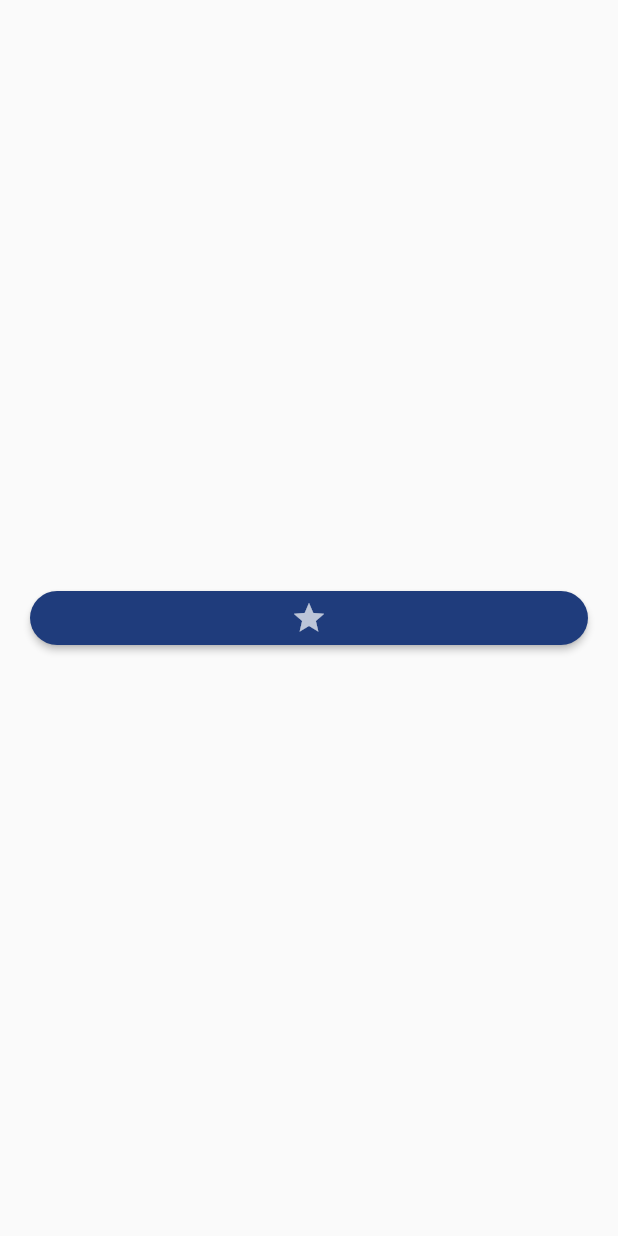
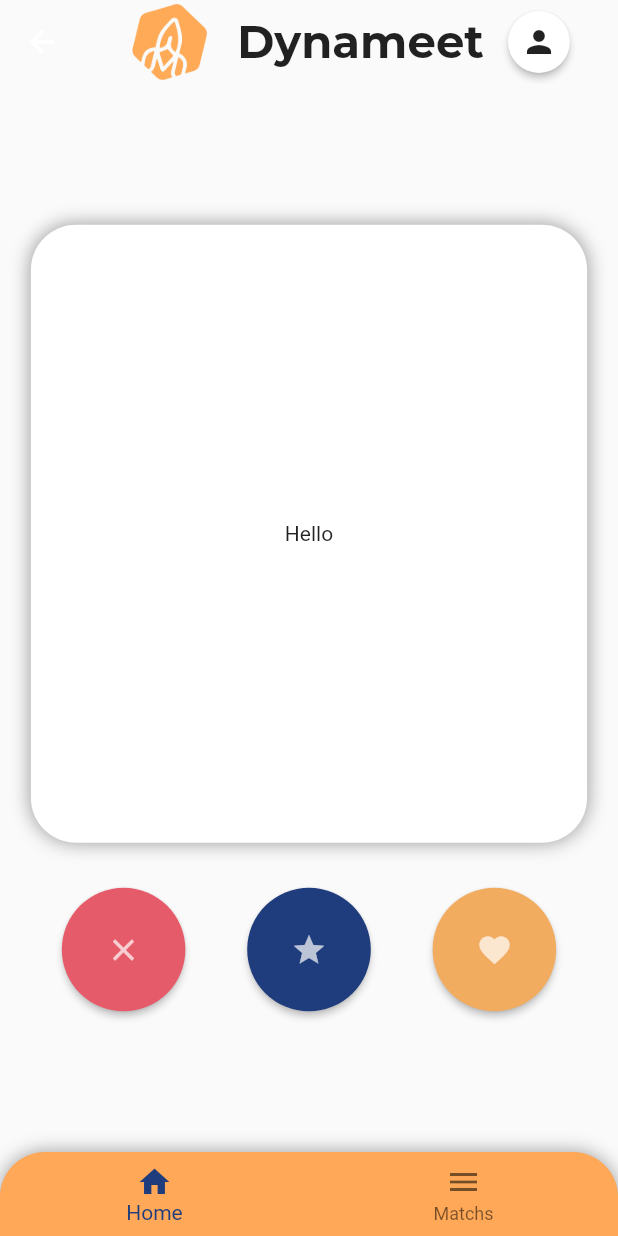
Before and after one commit to GuillianV/Dynameet, a Flutter app: the SwipePage screen opened directly, on a phone screen of 412 x 824 dp. Run offline on Flutter 3.47's test engine with Material 2 defaults, Android fonts, the phone set to English and light mode, and no system bars; our stand-ins replace flutter_dotenv, google_fonts.

Commit message:
add swipe

```diff
--- a/lib/main.dart
+++ b/lib/main.dart
@@ -1,4 +1,5 @@
 import 'package:dynameet/views/landing.dart';
+import 'package:dynameet/views/swipe.dart';
 import 'package:flutter/material.dart';
 import 'package:flutter_dotenv/flutter_dotenv.dart';
 Future main() async {
@@ -17,7 +18,7 @@ class MyApp extends StatelessWidget {
       theme: ThemeData(
         primarySwatch: Colors.blue,
       ),
-      home: const Landing(title: 'Dynameet'),
+      home: const SwipePage(),
       debugShowCheckedModeBanner: false,
     );
   }
--- a/lib/views/swipe.dart
+++ b/lib/views/swipe.dart
@@ -1,28 +1,148 @@
 import 'package:dynameet/widgets/button.dart';
 import 'package:dynameet/widgets/button_icon.dart';
 import 'package:flutter/material.dart';
+
+import '../widgets/components.dart';
+
 class SwipePage extends StatefulWidget {
-  const SwipePage({Key? key,}) : super(key: key);
+  const SwipePage({
+    Key? key,
+  }) : super(key: key);
 
   @override
   State<SwipePage> createState() => _SwipePageState();
 }
 
 class _SwipePageState extends State<SwipePage> {
+  int _currentIndex = 0;
+
+  void onTabTapped(int index) {
+    setState(() {
+      _currentIndex = index;
+    });
+  }
+
   @override
   Widget build(BuildContext context) {
+    double _height = MediaQuery.of(context).size.height;
+    double _width = MediaQuery.of(context).size.width;
+
     return Scaffold(
-
+        appBar: AppBar(
+          backgroundColor: Colors.transparent,
+          elevation: 0,
+          title: Row(
+            children: [
+              Row(
+                children: [
+                  const Padding(
+                      padding: EdgeInsets.only(right: 20),
+                      child: SizedBox(
+                        width: 50,
+                        child: Image(
+                            image: AssetImage("assets/images/logo_crop.png")),
+                      )),
+                  AppBarText(text: "Dynameet"),
+                ],
+              ),
+              ButtonIcon(
+                pressed: () {},
+                icon: const Icon(Icons.person, color: Colors.black87),
+                width: _height * 0.05,
+                height: _height * 0.05,
+                padding: EdgeInsets.zero,
+                color: const Color(0xffffffff),
+              ),
+            ],
+            crossAxisAlignment: CrossAxisAlignment.center,
+            mainAxisAlignment: MainAxisAlignment.spaceEvenly,
+          ),
+        ),
         body: Center(
           child: Column(
             mainAxisAlignment: MainAxisAlignment.center,
-            children:  <Widget>[
-              ButtonIcon(pressed: (){
-
-
-              }, icon: const Icon(Icons.star,color: Colors.white70), color: const Color(0xff1F3C7C))
+            children: <Widget>[
+              Padding(
+                  padding: EdgeInsets.only(bottom: 30),
+                  child: Container(
+                      width: _width * 0.9,
+                      height: _height * 0.5,
+                      decoration: const BoxDecoration(
+                        color: Colors.white,
+                        borderRadius: BorderRadius.all(Radius.circular(30)),
+                        boxShadow: [
+                          BoxShadow(
+                              color: Colors.black38,
+                              spreadRadius: 0,
+                              blurRadius: 10),
+                        ],
+                      ),
+                      child: Center(
+                        child: Text("Hello"),
+                      ))),
+              Center(
+                child: Row(
+                  children: [
+                    ButtonIcon(
+                        pressed: () {},
+                        icon: const Icon(Icons.close, color: Colors.white70),
+                        width: _height * 0.1,
+                        height: _height * 0.1,
+                        padding: EdgeInsets.zero,
+                        color: const Color(0xffE65B6A)),
+                    ButtonIcon(
+                        pressed: () {},
+                        icon: const Icon(Icons.star, color: Colors.white70),
+                        width: _height * 0.1,
+                        height: _height * 0.1,
+                        padding: EdgeInsets.zero,
+                        color: const Color(0xff1F3C7C)),
+                    ButtonIcon(
+                        pressed: () {},
+                        icon: const Icon(Icons.favorite, color: Colors.white70),
+                        width: _height * 0.1,
+                        height: _height * 0.1,
+                        padding: EdgeInsets.zero,
+                        color: const Color(0xffF1AC60))
+                  ],
+                  crossAxisAlignment: CrossAxisAlignment.center,
+                  mainAxisAlignment: MainAxisAlignment.spaceEvenly,
+                ),
+              )
             ],
           ),
-        ));
+        ),
+        bottomNavigationBar: Container(
+            decoration: const BoxDecoration(
+              borderRadius: BorderRadius.only(
+                  topRight: Radius.circular(30), topLeft: Radius.circular(30)),
+              boxShadow: [
+                BoxShadow(
+                    color: Colors.black38, spreadRadius: 0, blurRadius: 10),
+              ],
+            ),
+            child: ClipRRect(
+              borderRadius: const BorderRadius.only(
+                topLeft: Radius.circular(30.0),
+                topRight: Radius.circular(30.0),
+              ),
+              child: BottomNavigationBar(
+                backgroundColor: Color(0xffFFA857),
+                selectedItemColor: Color(0xff1F3C7C),
+                type: BottomNavigationBarType.fixed,
+                onTap: onTabTapped,
+                currentIndex: _currentIndex,
+                items: const [
+                  BottomNavigationBarItem(
+                    icon: Icon(Icons.home),
+                    label: 'Home',
+                  ),
+                  BottomNavigationBarItem(
+                    icon: Icon(Icons.menu),
+                    label: 'Matchs',
+                  ),
+                ],
+              ),
+            )));
   }
 }
```
